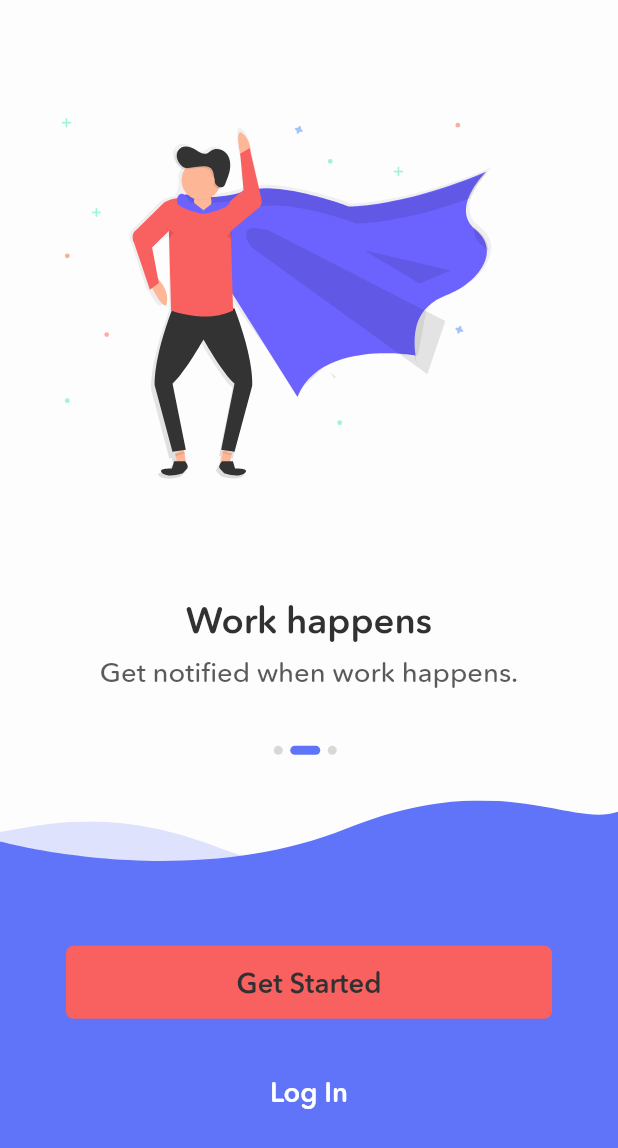
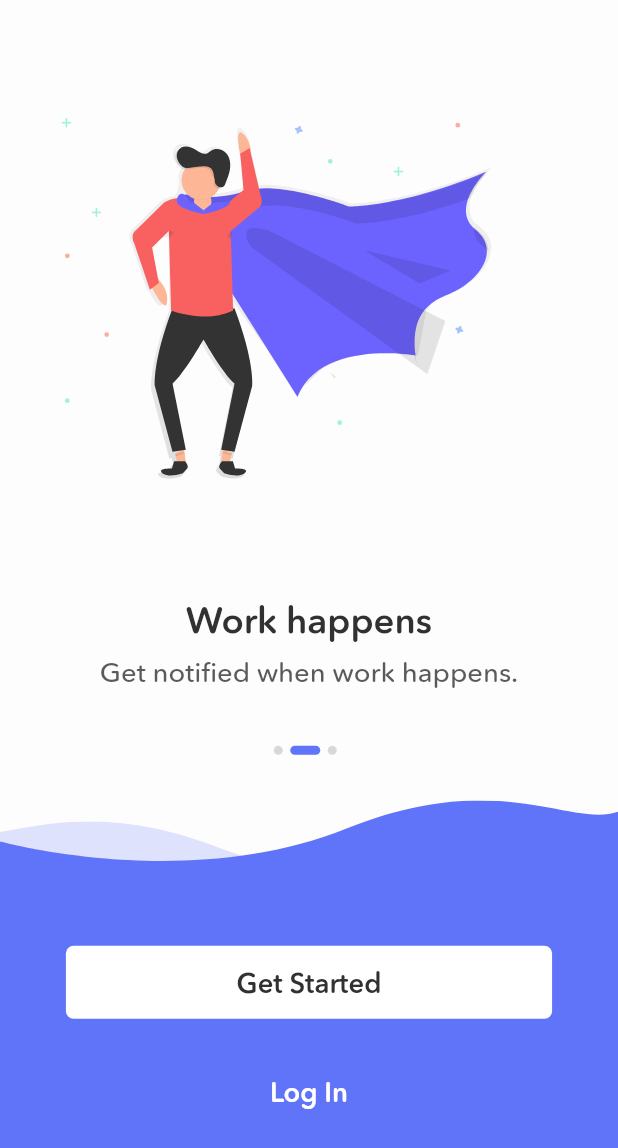
Before and after one commit to khangle880/aking, a Flutter app: the screen it shows after launch, swiped to page 2, on a phone screen of 412 x 824 dp. Shown: the top 1148 px of the screen. Run offline on Flutter 3.47's test engine with Material 2 defaults, Android fonts, the light colour scheme and no system bars; our stand-ins replace another_flushbar, bloc, cached_network_image, cloud_firestore, cool_alert, equatable and 16 more; missing offline and left inert: cloud_firestore_web, email_auth, firebase_analytics_web, firebase_auth_web, firebase_core_web, firebase_storage_web and 1 more; accounts and stored records are empty.

Commit message:
update(walkthrough screen button get started) unexpected color

```diff
--- a/lib/views/routes/walkthrough/components/walkthrough_body.dart
+++ b/lib/views/routes/walkthrough/components/walkthrough_body.dart
@@ -130,6 +130,7 @@ class _BodyState extends State<WalkthroughBody> {
                                 AppRoutes.appNav.currentState!
                                     .pushNamed(AppRouteNames.signInRoute);
                               },
+                              backgroundColor: Colors.white,
                               text: "Get Started",
                               textColor: ExpandedColor.fromHex("#313131"),
                             ),
```
Also changed, not shown: 4 other files.
